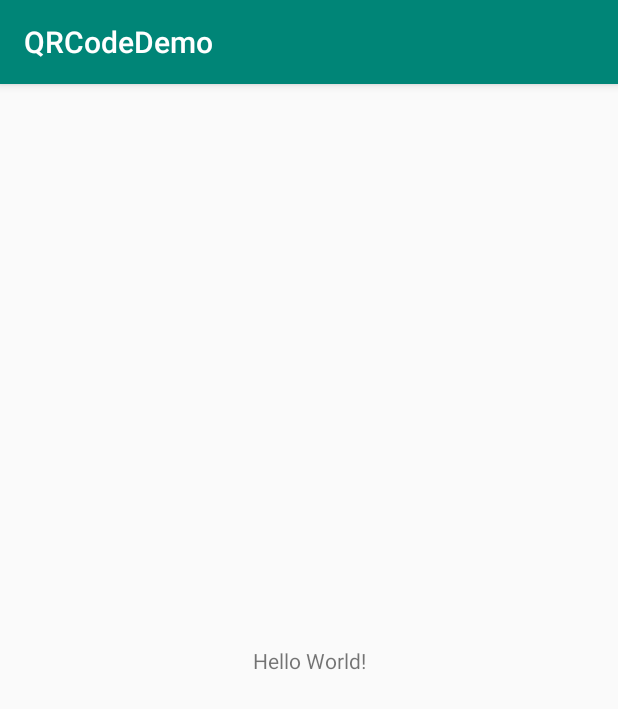
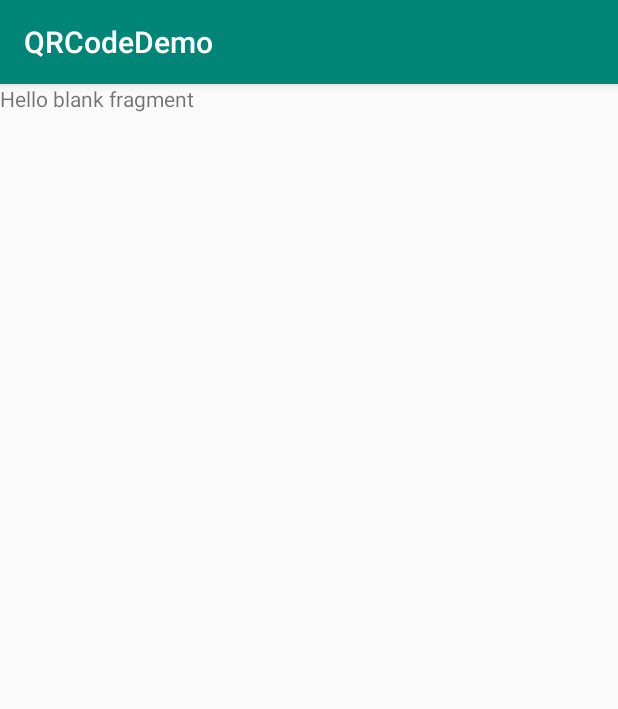
Before and after one commit to tuanbda-0832/QR-code-demo, an Android app: the screen it shows after launch (MainActivity), on a phone screen of 412 x 824 dp. Shown: the top 709 px of the screen. Run offline under Robolectric (Android 15) with nearby library versions, the phone set to English and light mode, and no system bars; our stand-ins replace data binding.

```diff
--- a/app/src/main/AndroidManifest.xml
+++ b/app/src/main/AndroidManifest.xml
@@ -1,14 +1,18 @@
 <?xml version="1.0" encoding="utf-8"?>
 <manifest xmlns:android="http://schemas.android.com/apk/res/android"
+    xmlns:tools="http://schemas.android.com/tools"
     package="com.sun.qrcodedemo">
 
     <application
+        android:name=".MainApplication"
         android:allowBackup="true"
+        android:fullBackupContent="@xml/backup_descriptor"
         android:icon="@mipmap/ic_launcher"
         android:label="@string/app_name"
         android:roundIcon="@mipmap/ic_launcher_round"
         android:supportsRtl="true"
-        android:theme="@style/AppTheme">
+        android:theme="@style/AppTheme"
+        tools:ignore="GoogleAppIndexingWarning">
         <activity android:name=".MainActivity">
             <intent-filter>
                 <action android:name="android.intent.action.MAIN" />
--- a/app/src/main/java/com/sun/qrcodedemo/MainActivity.kt
+++ b/app/src/main/java/com/sun/qrcodedemo/MainActivity.kt
@@ -1,7 +1,7 @@
 package com.sun.qrcodedemo
 
+import android.os.Bundle
 import androidx.appcompat.app.AppCompatActivity
-import android.os.Bundle
 
 class MainActivity : AppCompatActivity() {
 
--- a/app/src/main/res/layout/activity_main.xml
+++ b/app/src/main/res/layout/activity_main.xml
@@ -1,18 +1,31 @@
 <?xml version="1.0" encoding="utf-8"?>
-<androidx.constraintlayout.widget.ConstraintLayout xmlns:android="http://schemas.android.com/apk/res/android"
+<layout xmlns:android="http://schemas.android.com/apk/res/android"
     xmlns:app="http://schemas.android.com/apk/res-auto"
-    xmlns:tools="http://schemas.android.com/tools"
+    xmlns:tools="http://schemas.android.com/tools">
+
+    <data>
+
+        <variable
+            name="viewModel"
+            type="com.sun.qrcodedemo.ui.base.BaseViewModel" />
+    </data>
+
+    <androidx.constraintlayout.widget.ConstraintLayout
         android:layout_width="match_parent"
         android:layout_height="match_parent"
         tools:context=".MainActivity">
 
-    <TextView
-        android:layout_width="wrap_content"
-        android:layout_height="wrap_content"
-        android:text="Hello World!"
+        <fragment
+            android:id="@+id/nav_host_fragment"
+            android:name="androidx.navigation.fragment.NavHostFragment"
+            android:layout_width="0dp"
+            android:layout_height="0dp"
+            app:defaultNavHost="true"
             app:layout_constraintBottom_toBottomOf="parent"
             app:layout_constraintLeft_toLeftOf="parent"
             app:layout_constraintRight_toRightOf="parent"
-        app:layout_constraintTop_toTopOf="parent" />
+            app:layout_constraintTop_toTopOf="parent"
+            app:navGraph="@navigation/nav_graph" />
 
     </androidx.constraintlayout.widget.ConstraintLayout>
+</layout>
--- a/app/src/main/res/values/strings.xml
+++ b/app/src/main/res/values/strings.xml
@@ -1,3 +1,6 @@
 <resources>
     <string name="app_name">QRCodeDemo</string>
+
+    <!-- TODO: Remove or change this placeholder text -->
+    <string name="hello_blank_fragment">Hello blank fragment</string>
 </resources>
```
Also changed, not shown: app/build.gradle (+30 -1 lines). Lines whose indentation alone changed are shown as unchanged.
